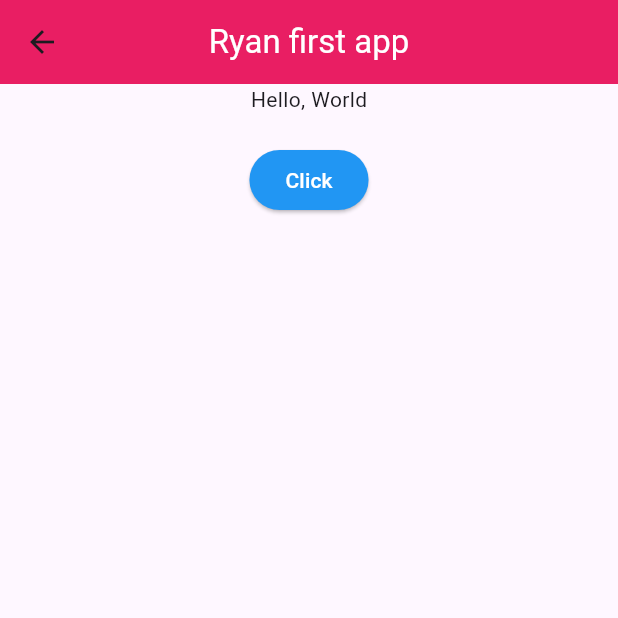
After one commit to minthwaykhant711/flutter, a Flutter app: the Practice screen opened directly, on a phone screen of 412 x 824 dp, the top half of it. The commit adds this screen. Run offline on Flutter 3.47's test engine with Material 3 defaults, Android fonts, the phone set to English and light mode, and no system bars.

Commit message:
make some pratices nothing special

```diff
--- a/flutter_application_1/lib/main.dart
+++ b/flutter_application_1/lib/main.dart
@@ -1,6 +1,6 @@
 import 'package:flutter/material.dart';
-import 'package:flutter_application_1/week04/assignment_2.dart';
+import 'package:flutter_application_1/week04/assignment_1.dart';
 
 void main() {
-  runApp(MaterialApp(home: Assign2()));
+  runApp(MaterialApp(home: Assign1()));
 }
--- /dev/null
+++ b/flutter_application_1/lib/week04/practice.dart
@@ -0,0 +1,50 @@
+import 'package:flutter/material.dart';
+
+class Practice extends StatefulWidget {
+  const Practice({super.key});
+
+  @override
+  State<Practice> createState() => _PracticeState();
+}
+
+class _PracticeState extends State<Practice> {
+  @override
+  Widget build(BuildContext context) {
+    return Scaffold(
+      appBar: AppBar(
+        title: const Text(
+          'Ryan first app',
+          style: TextStyle(color: Colors.white),
+        ),
+        centerTitle: true,
+        backgroundColor: Colors.pink,
+      ),
+
+      body: Center(
+        child: Builder(
+          builder: (context) {
+            return Column(
+              children: [
+                const Text('Hello, World'),
+                const SizedBox(height: 20),
+
+                ElevatedButton(
+                  onPressed: () {
+                    print('Click');
+                  },
+
+                  style: ElevatedButton.styleFrom(backgroundColor: Colors.blue),
+
+                  child: const Text(
+                    'Click',
+                    style: TextStyle(color: Colors.white),
+                  ),
+                ),
+              ],
+            );
+          },
+        ),
+      ),
+    );
+  }
+}
```
Also changed, not shown: 1 other file.
